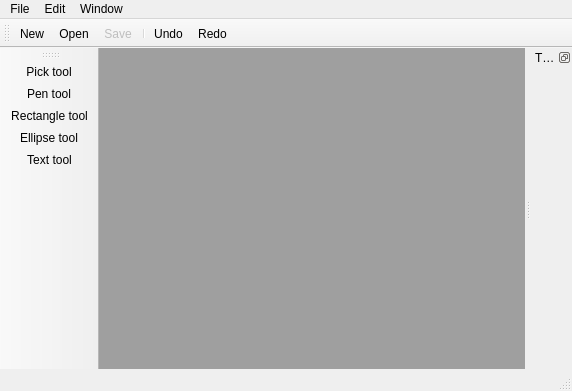
The window that ui/draw_main_window.ui (makes/draw) describes before a commit, drawn with Qt 5.
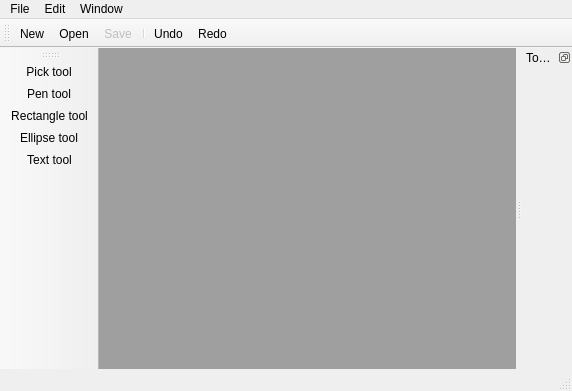
The same window after the commit. Icons and pictures are not drawn.

What changed in the file:
```diff
--- a/ui/draw_main_window.ui
+++ b/ui/draw_main_window.ui
@@ -113,6 +113,12 @@
    <addaction name="actionRedo"/>
   </widget>
   <widget class="QDockWidget" name="toolOptionsDock">
+   <property name="minimumSize">
+    <size>
+     <width>50</width>
+     <height>38</height>
+    </size>
+   </property>
    <property name="features">
     <set>QDockWidget::DockWidgetFloatable|QDockWidget::DockWidgetMovable</set>
    </property>
```
Left out of the diff: 4 changed lines with no effect on the pictures.
